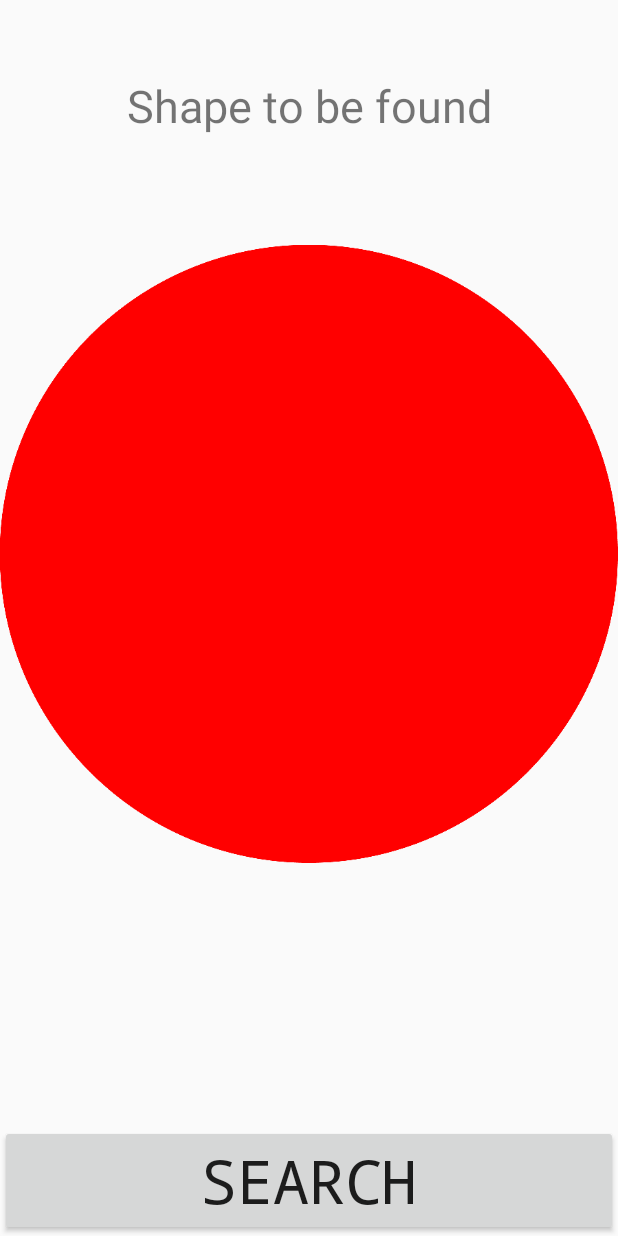
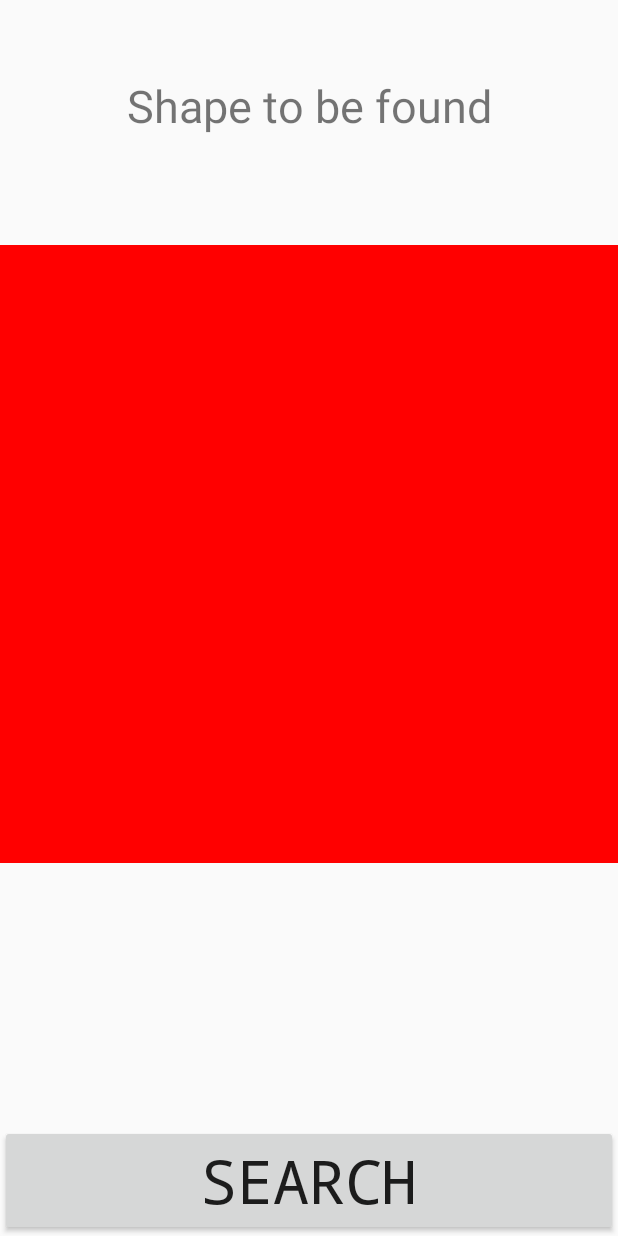
Before and after one commit to emirhanaydin/shape-recognition-game, an Android app: the screen it shows after launch (MainActivity), on a phone screen of 412 x 824 dp. Run offline under Robolectric (Android 15) with nearby library versions, the phone set to English and light mode, and no system bars.

Commit message:
Choose a random shape on start

```diff
--- a/app/src/main/AndroidManifest.xml
+++ b/app/src/main/AndroidManifest.xml
@@ -38,7 +38,8 @@
         <activity
             android:name=".CvCameraActivity"
             android:configChanges="keyboardHidden|orientation"
-            android:screenOrientation="landscape">
+            android:screenOrientation="landscape"
+            android:theme="@android:style/Theme.Holo.NoActionBar.Fullscreen">
             <intent-filter>
                 <action android:name="android.intent.action.VIEW" />
 
--- a/app/src/main/java/com/example/shaperecognitiongame/CvCameraActivity.java
+++ b/app/src/main/java/com/example/shaperecognitiongame/CvCameraActivity.java
@@ -77,9 +77,12 @@ public class CvCameraActivity extends Activity implements CvCameraViewListener2
      */
     private static final boolean FIXED_FRAME_SIZE = true;
     /**
+     * Acceptable minimum area of detected contour
+     */
+    private static final double CONTOUR_MIN_AREA = 200;
+    /**
      * Acceptable Width/Height ratio of circles
      */
-    private static final double CONTOUR_MIN_AREA = 200;
     private static final double CIRC_HW_RATIO = 0.05;
     /**
      * Acceptable radial and rectangular areas ratio of circles
--- a/app/src/main/java/com/example/shaperecognitiongame/MainActivity.java
+++ b/app/src/main/java/com/example/shaperecognitiongame/MainActivity.java
@@ -5,6 +5,11 @@ import android.os.Bundle;
 import android.support.v7.app.AppCompatActivity;
 import android.view.View;
 import android.widget.Button;
+import android.widget.ImageView;
+
+import com.example.shaperecognitiongame.shapes.ShapeHelper;
+
+import java.util.Random;
 
 public class MainActivity extends AppCompatActivity {
     public static final String VERTICES_EXTRA = "vertices_extra";
@@ -14,11 +19,18 @@ public class MainActivity extends AppCompatActivity {
         super.onCreate(savedInstanceState);
         setContentView(R.layout.activity_main);
 
+        Random random = new Random();
+        final int vertices = random.nextInt(6);
+
+        int shapeImage = ShapeHelper.getImageResource(vertices);
+        ImageView imageView = findViewById(R.id.imageView);
+        imageView.setImageResource(shapeImage);
+
         final Button button = findViewById(R.id.button);
         button.setOnClickListener(new View.OnClickListener() {
             public void onClick(View v) {
                 Intent intent = new Intent(getApplicationContext(), CvCameraActivity.class);
-                intent.putExtra(VERTICES_EXTRA, 3);
+                intent.putExtra(VERTICES_EXTRA, vertices);
                 startActivity(intent);
             }
         });
--- a/app/src/main/java/com/example/shaperecognitiongame/shapes/ShapeHelper.java
+++ b/app/src/main/java/com/example/shaperecognitiongame/shapes/ShapeHelper.java
@@ -1,4 +1,6 @@
 package com.example.shaperecognitiongame.shapes;
+
+import com.example.shaperecognitiongame.R;
 
 public final class ShapeHelper {
     private static Shape[] shapes = new Shape[]{
@@ -27,4 +29,17 @@ public final class ShapeHelper {
                 return shapes[0];
         }
     }
+
+    public static int getImageResource(int vertices) {
+        switch (vertices) {
+            case 3:
+                return R.mipmap.triangle;
+            case 4:
+                return R.mipmap.rectangle;
+            case 5:
+                return R.mipmap.pentagon;
+            default:
+                return R.mipmap.circle;
+        }
+    }
 }
```
